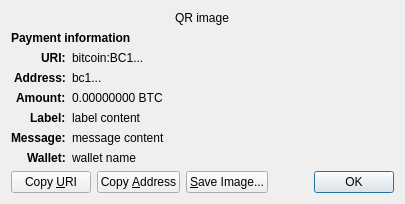
Old version of the form src/qt/forms/receiverequestdialog.ui in the repository caffeine239/bitcoin.
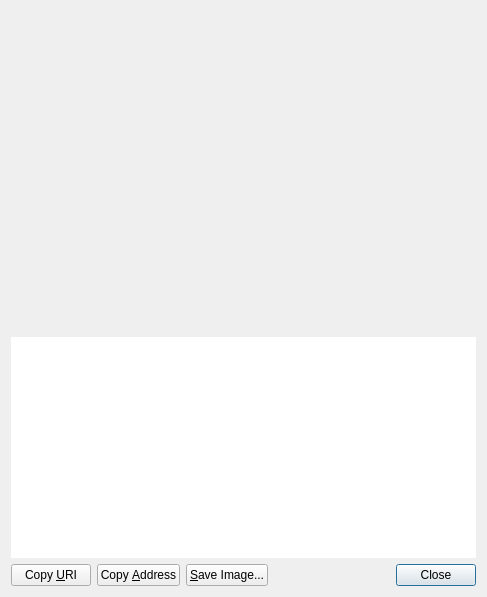
New version of the form. Custom widgets are drawn as their Qt base class.

```diff
--- a/src/qt/forms/receiverequestdialog.ui
+++ b/src/qt/forms/receiverequestdialog.ui
@@ -6,70 +6,34 @@
    <rect>
     <x>0</x>
     <y>0</y>
-    <width>413</width>
-    <height>229</height>
+    <width>487</width>
+    <height>597</height>
    </rect>
   </property>
-  <property name="windowTitle">
-   <string>Request payment to ...</string>
-  </property>
-  <layout class="QGridLayout" name="gridLayout" columnstretch="0,1">
-   <property name="sizeConstraint">
-    <enum>QLayout::SetFixedSize</enum>
-   </property>
-   <item row="0" column="0" colspan="2" alignment="Qt::AlignHCenter">
-    <widget class="QRImageWidget" name="qr_code">
-     <property name="text">
-      <string notr="true">QR image</string>
+  <layout class="QVBoxLayout" name="verticalLayout_3">
+   <item>
+    <widget class="QRImageWidget" name="lblQRCode">
+     <property name="sizePolicy">
+      <sizepolicy hsizetype="Expanding" vsizetype="Fixed">
+       <horstretch>0</horstretch>
+       <verstretch>0</verstretch>
+      </sizepolicy>
      </property>
-     <property name="textInteractionFlags">
-      <set>Qt::NoTextInteraction</set>
+     <property name="minimumSize">
+      <size>
+       <width>300</width>
+       <height>320</height>
+      </size>
      </property>
-    </widget>
-   </item>
-   <item row="1" column="0" colspan="2">
-    <widget class="QLabel" name="payment_header">
-     <property name="font">
-      <font>
-       <weight>75</weight>
-       <bold>true</bold>
-      </font>
+     <property name="toolTip">
+      <string>QR Code</string>
      </property>
-     <property name="text">
-      <string>Payment information</string>
-     </property>
-     <property name="textInteractionFlags">
-      <set>Qt::NoTextInteraction</set>
-     </property>
-    </widget>
-   </item>
-   <item row="2" column="0" alignment="Qt::AlignRight|Qt::AlignTop">
-    <widget class="QLabel" name="uri_tag">
-     <property name="font">
-      <font>
-       <weight>75</weight>
-       <bold>true</bold>
-      </font>
-     </property>
-     <property name="text">
-      <string notr="true">URI:</string>
-     </property>
      <property name="textFormat">
       <enum>Qt::PlainText</enum>
      </property>
-     <property name="textInteractionFlags">
-      <set>Qt::NoTextInteraction</set>
+     <property name="alignment">
+      <set>Qt::AlignCenter</set>
      </property>
-    </widget>
-   </item>
-   <item row="2" column="1" alignment="Qt::AlignTop">
-    <widget class="QLabel" name="uri_content">
-     <property name="text">
-      <string notr="true">bitcoin:BC1...</string>
-     </property>
-     <property name="textFormat">
-      <enum>Qt::RichText</enum>
-     </property>
      <property name="wordWrap">
       <bool>true</bool>
      </property>
@@ -78,89 +42,27 @@
      </property>
     </widget>
    </item>
-   <item row="3" column="0" alignment="Qt::AlignRight|Qt::AlignTop">
-    <widget class="QLabel" name="address_tag">
-     <property name="font">
-      <font>
-       <weight>75</weight>
-       <bold>true</bold>
-      </font>
+   <item>
+    <widget class="QTextEdit" name="outUri">
+     <property name="sizePolicy">
+      <sizepolicy hsizetype="Expanding" vsizetype="Expanding">
+       <horstretch>0</horstretch>
+       <verstretch>0</verstretch>
+      </sizepolicy>
      </property>
-     <property name="text">
-      <string>Address:</string>
+     <property name="minimumSize">
+      <size>
+       <width>0</width>
+       <height>50</height>
+      </size>
      </property>
-     <property name="textInteractionFlags">
-      <set>Qt::NoTextInteraction</set>
+     <property name="frameShape">
+      <enum>QFrame::NoFrame</enum>
      </property>
-    </widget>
-   </item>
-   <item row="3" column="1" alignment="Qt::AlignTop">
-    <widget class="QLabel" name="address_content">
-     <property name="text">
-      <string notr="true">bc1...</string>
+     <property name="frameShadow">
+      <enum>QFrame::Plain</enum>
      </property>
-     <property name="textFormat">
-      <enum>Qt::PlainText</enum>
-     </property>
-     <property name="textInteractionFlags">
-      <set>Qt::TextSelectableByMouse</set>
-     </property>
-    </widget>
-   </item>
-   <item row="4" column="0" alignment="Qt::AlignRight|Qt::AlignTop">
-    <widget class="QLabel" name="amount_tag">
-     <property name="font">
-      <font>
-       <weight>75</weight>
-       <bold>true</bold>
-      </font>
-     </property>
-     <property name="text">
-      <string>Amount:</string>
-     </property>
-     <property name="textInteractionFlags">
-      <set>Qt::NoTextInteraction</set>
-     </property>
-    </widget>
-   </item>
-   <item row="4" column="1" alignment="Qt::AlignTop">
-    <widget class="QLabel" name="amount_content">
-     <property name="text">
-      <string notr="true">0.00000000 BTC</string>
-     </property>
-     <property name="textFormat">
-      <enum>Qt::PlainText</enum>
-     </property>
-     <property name="textInteractionFlags">
-      <set>Qt::TextSelectableByMouse</set>
-     </property>
-    </widget>
-   </item>
-   <item row="5" column="0" alignment="Qt::AlignRight|Qt::AlignTop">
-    <widget class="QLabel" name="label_tag">
-     <property name="font">
-      <font>
-       <weight>75</weight>
-       <bold>true</bold>
-      </font>
-     </property>
-     <property name="text">
-      <string>Label:</string>
-     </property>
-     <property name="textInteractionFlags">
-      <set>Qt::NoTextInteraction</set>
-     </property>
-    </widget>
-   </item>
-   <item row="5" column="1" alignment="Qt::AlignTop">
-    <widget class="QLabel" name="label_content">
-     <property name="text">
-      <string notr="true">label content</string>
-     </property>
-     <property name="textFormat">
-      <enum>Qt::PlainText</enum>
-     </property>
-     <property name="wordWrap">
+     <property name="tabChangesFocus">
       <bool>true</bool>
      </property>
      <property name="textInteractionFlags">
@@ -168,71 +70,7 @@
      </property>
     </widget>
    </item>
-   <item row="6" column="0" alignment="Qt::AlignRight|Qt::AlignTop">
-    <widget class="QLabel" name="message_tag">
-     <property name="font">
-      <font>
-       <weight>75</weight>
-       <bold>true</bold>
-      </font>
-     </property>
-     <property name="text">
-      <string>Message:</string>
-     </property>
-     <property name="textInteractionFlags">
-      <set>Qt::NoTextInteraction</set>
-     </property>
-    </widget>
-   </item>
-   <item row="6" column="1" alignment="Qt::AlignTop">
-    <widget class="QLabel" name="message_content">
-     <property name="text">
-      <string notr="true">message content</string>
-     </property>
-     <property name="textFormat">
-      <enum>Qt::PlainText</enum>
-     </property>
-     <property name="wordWrap">
-      <bool>true</bool>
-     </property>
-     <property name="textInteractionFlags">
-      <set>Qt::TextSelectableByMouse</set>
-     </property>
-    </widget>
-   </item>
-   <item row="7" column="0" alignment="Qt::AlignRight|Qt::AlignTop">
-    <widget class="QLabel" name="wallet_tag">
-     <property name="font">
-      <font>
-       <weight>75</weight>
-       <bold>true</bold>
-      </font>
-     </property>
-     <property name="text">
-      <string>Wallet:</string>
-     </property>
-     <property name="textInteractionFlags">
-      <set>Qt::NoTextInteraction</set>
-     </property>
-    </widget>
-   </item>
-   <item row="7" column="1" alignment="Qt::AlignTop">
-    <widget class="QLabel" name="wallet_content">
-     <property name="text">
-      <string notr="true">wallet name</string>
-     </property>
-     <property name="textFormat">
-      <enum>Qt::PlainText</enum>
-     </property>
-     <property name="wordWrap">
-      <bool>true</bool>
-     </property>
-     <property name="textInteractionFlags">
-      <set>Qt::TextSelectableByMouse</set>
-     </property>
-    </widget>
-   </item>
-   <item row="8" column="0" colspan="2">
+   <item>
     <layout class="QHBoxLayout" name="horizontalLayout">
      <item>
       <widget class="QPushButton" name="btnCopyURI">
@@ -283,7 +121,7 @@
         <enum>Qt::StrongFocus</enum>
        </property>
        <property name="standardButtons">
-        <set>QDialogButtonBox::Ok</set>
+        <set>QDialogButtonBox::Close</set>
        </property>
       </widget>
      </item>
```
Left out of the diff: 40 changed lines with no effect on the pictures.
